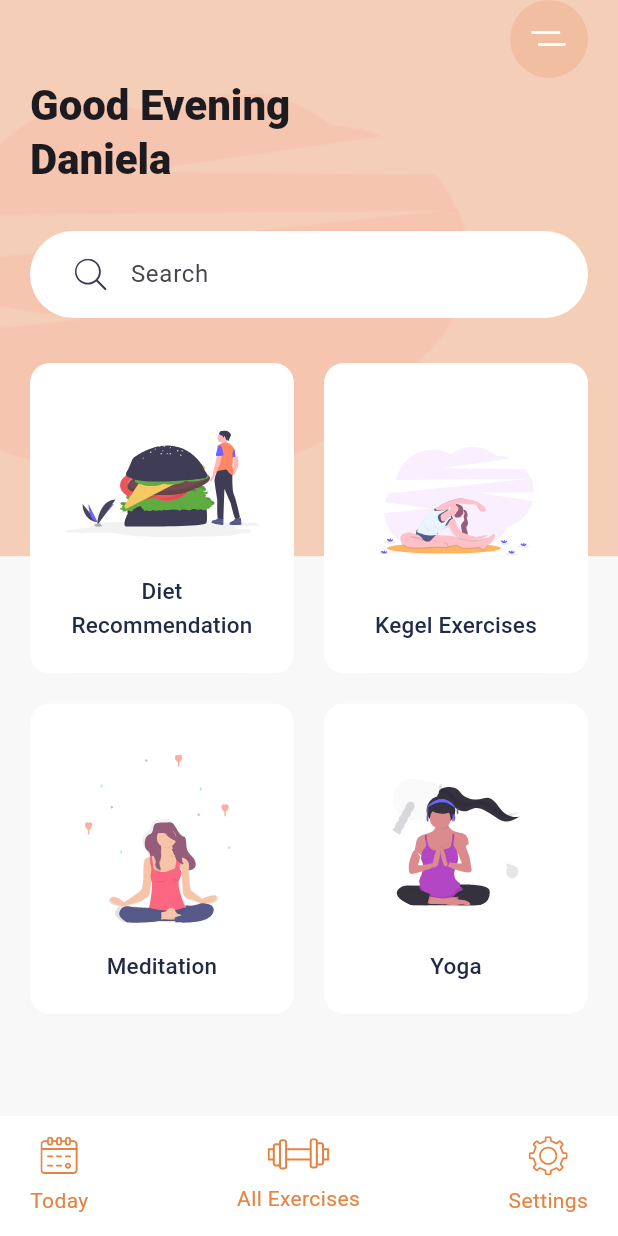
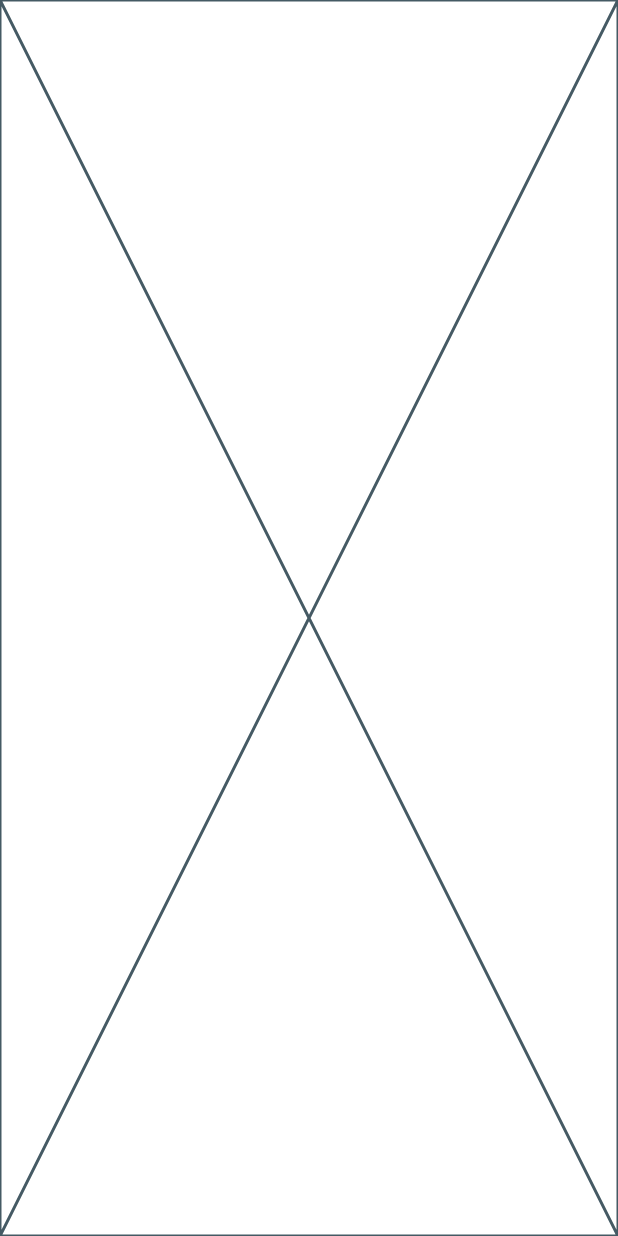
Before and after one commit to YM1587/Daily-exercise-app-meditation-app, a Flutter app: the screen it shows after launch, after a tap on "Meditation", on a phone screen of 412 x 824 dp. Run offline on Flutter 3.47's test engine with Material 3 defaults, Android fonts, the phone set to English and light mode, and no system bars; our stand-ins replace flutter_svg.

Commit message:
added details_screen.dart file and added the navigator push in the meditation category card

```diff
--- a/lib/main.dart
+++ b/lib/main.dart
@@ -1,6 +1,7 @@
 import 'package:flutter/material.dart';
 import 'package:flutter_svg/flutter_svg.dart';
 import 'package:meditation_app/constants.dart';
+import 'package:meditation_app/screens/details_screen.dart';
 
 void main() {
   runApp(const MyApp());
@@ -35,35 +36,7 @@ class HomeScreen extends StatelessWidget {
   Widget build(BuildContext context) {
     var size = MediaQuery.of(context).size;
     return Scaffold(
-      bottomNavigationBar: Container(
-        padding: EdgeInsets.symmetric(horizontal: 20.0, vertical: 10.0),
-        height: 80.0,
-        color: Colors.white,
-        child: Row(
-          mainAxisAlignment: MainAxisAlignment.spaceBetween,
-          children: [
-            BottomNavItem(
-              svgSrc: "assets/icons/calendar.svg",
-              title: "Today",
-              press: () {},
-              isActive: true,
-            ),
-            BottomNavItem(
-              svgSrc: "assets/icons/gym.svg",
-              title: "All Exercises",
-              press: () {},
-              isActive: true,),
-            BottomNavItem(
-              svgSrc: "assets/icons/Settings.svg",
-              title: "Settings",
-              press: () {},
-              isActive: true,),
-
-
-
-          ],
-        ),
-      ),
+      bottomNavigationBar: BottomNavBar(),
       body: Stack(
         children: [
           Container(
@@ -139,7 +112,15 @@ class HomeScreen extends StatelessWidget {
                       CategoryCard(
                         title: "Meditation",
                         svgSrc: "assets/icons/Meditation.svg",
-                        press: () {} ,
+                        press: () {Navigator.push(
+                          context,
+                          MaterialPageRoute(
+                            builder: (context) {
+                              return DetailsScreen();
+                            },
+                          ),
+                        );
+                        } ,
                       ),
                       CategoryCard(
                         title: "Yoga",
@@ -155,6 +136,45 @@ class HomeScreen extends StatelessWidget {
                         ),
             ),
         )
+
+        ],
+      ),
+    );
+  }
+}
+
+class BottomNavBar extends StatelessWidget {
+  const BottomNavBar({
+    super.key,
+  });
+
+  @override
+  Widget build(BuildContext context) {
+    return Container(
+      padding: EdgeInsets.symmetric(horizontal: 20.0, vertical: 10.0),
+      height: 80.0,
+      color: Colors.white,
+      child: Row(
+        mainAxisAlignment: MainAxisAlignment.spaceBetween,
+        children: [
+          BottomNavItem(
+            svgSrc: "assets/icons/calendar.svg",
+            title: "Today",
+            press: () {},
+            isActive: true,
+          ),
+          BottomNavItem(
+            svgSrc: "assets/icons/gym.svg",
+            title: "All Exercises",
+            press: () {},
+            isActive: true,),
+          BottomNavItem(
+            svgSrc: "assets/icons/Settings.svg",
+            title: "Settings",
+            press: () {},
+            isActive: true,),
+
+
 
         ],
       ),
--- /dev/null
+++ b/lib/screens/details_screen.dart
@@ -0,0 +1,10 @@
+import 'package:flutter/material.dart';
+
+class DetailsScreen extends StatelessWidget {
+  const DetailsScreen({super.key});
+
+  @override
+  Widget build(BuildContext context) {
+    return const Placeholder();
+  }
+}
```
